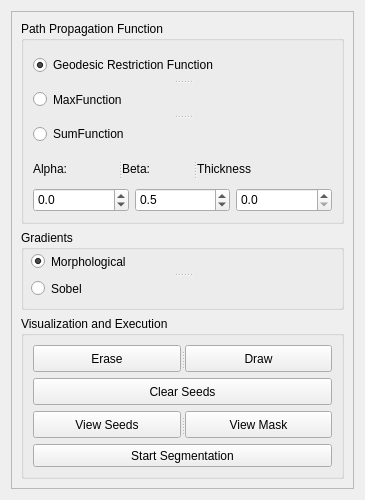
The window that BIAL-GUI/ui/segmentationwidget.ui (GIBIS-UNIFESP/BIAL) describes before a commit, drawn with Qt 5.
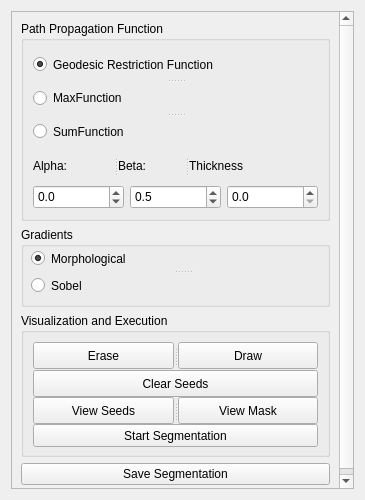
The same window after the commit.

What changed in the file:
```diff
--- a/BIAL-GUI/ui/segmentationwidget.ui
+++ b/BIAL-GUI/ui/segmentationwidget.ui
@@ -36,8 +36,8 @@
        <rect>
         <x>0</x>
         <y>0</y>
-        <width>345</width>
-        <height>480</height>
+        <width>331</width>
+        <height>488</height>
        </rect>
       </property>
       <layout class="QGridLayout" name="gridLayout">
@@ -367,6 +367,13 @@
          </widget>
         </widget>
        </item>
+       <item row="3" column="0">
+        <widget class="QPushButton" name="pushButtonSave">
+         <property name="text">
+          <string>Save Segmentation</string>
+         </property>
+        </widget>
+       </item>
       </layout>
      </widget>
     </widget>
```
